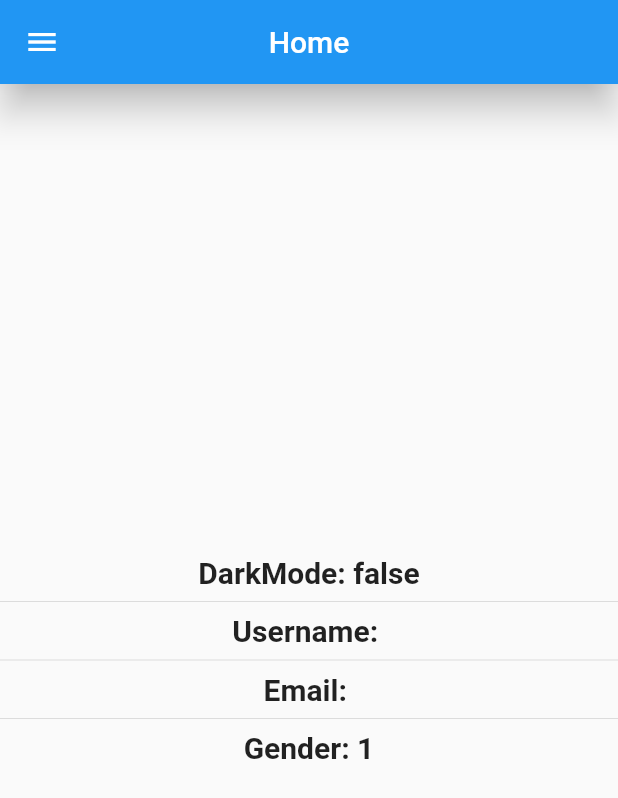
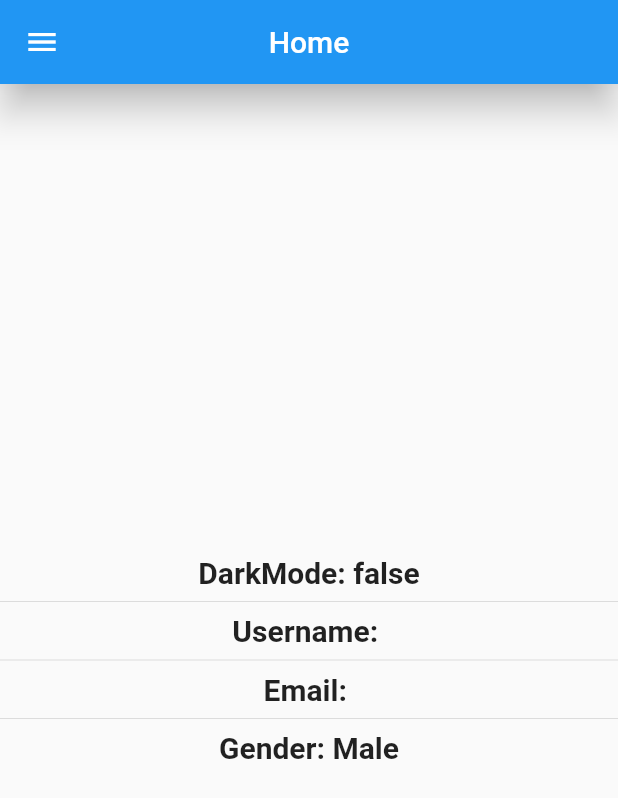
Before and after one commit to FlutterDeveloperCO/sample_app_data_persitence_sharedpreferences, a Flutter app: the screen it shows after launch, in the side drawer, after a tap on "Home", on a phone screen of 412 x 824 dp. Shown: the top 798 px of the screen. Run offline on Flutter 3.47's test engine with Material 2 defaults, Android fonts, the phone set to English and light mode, and no system bars; our stand-ins replace shared_preferences.

Commit message:
Added some features

```diff
--- a/lib/main.dart
+++ b/lib/main.dart
@@ -29,7 +29,7 @@ class MyApp extends StatelessWidget {
       title: 'Data Persistence',
       initialRoute: HomeScreen.routerName,
       routes: {
-        HomeScreen.routerName: (_) => const HomeScreen(),
+        HomeScreen.routerName: (_) => HomeScreen(),
         SettingsScreen.routerName: (_) => const SettingsScreen(),
       },
       theme: Provider.of<ThemeProvider>(context).currentTheme,
--- a/lib/screens/home_screen.dart
+++ b/lib/screens/home_screen.dart
@@ -5,11 +5,15 @@ import '../shared_preferences/preferences.dart';
 
 class HomeScreen extends StatelessWidget {
   static const String routerName = 'Home';
+  String _gender = '';
 
-  const HomeScreen({Key? key}) : super(key: key);
+  HomeScreen({Key? key}) : super(key: key);
 
   @override
   Widget build(BuildContext context) {
+
+    _isFemale();
+
     return Scaffold(
       appBar: AppBar(
         elevation: 10,
@@ -26,9 +30,17 @@ class HomeScreen extends StatelessWidget {
           Divider(),
           Text('Email: ${Preferences.email}', style: TextStyle(fontWeight: FontWeight.bold, fontSize: 20),),
           Divider(),
-          Text('Gender: ${Preferences.gender}', style: TextStyle(fontWeight: FontWeight.bold, fontSize: 20),),
+          Text('Gender: $_gender', style: TextStyle(fontWeight: FontWeight.bold, fontSize: 20),),
         ],
       ),
     );
   }
+
+  void _isFemale() {
+    if (Preferences.gender == 1) {
+      _gender = 'Male';
+    }else{
+      _gender = 'Female';
+    }
+  }
 }
```
